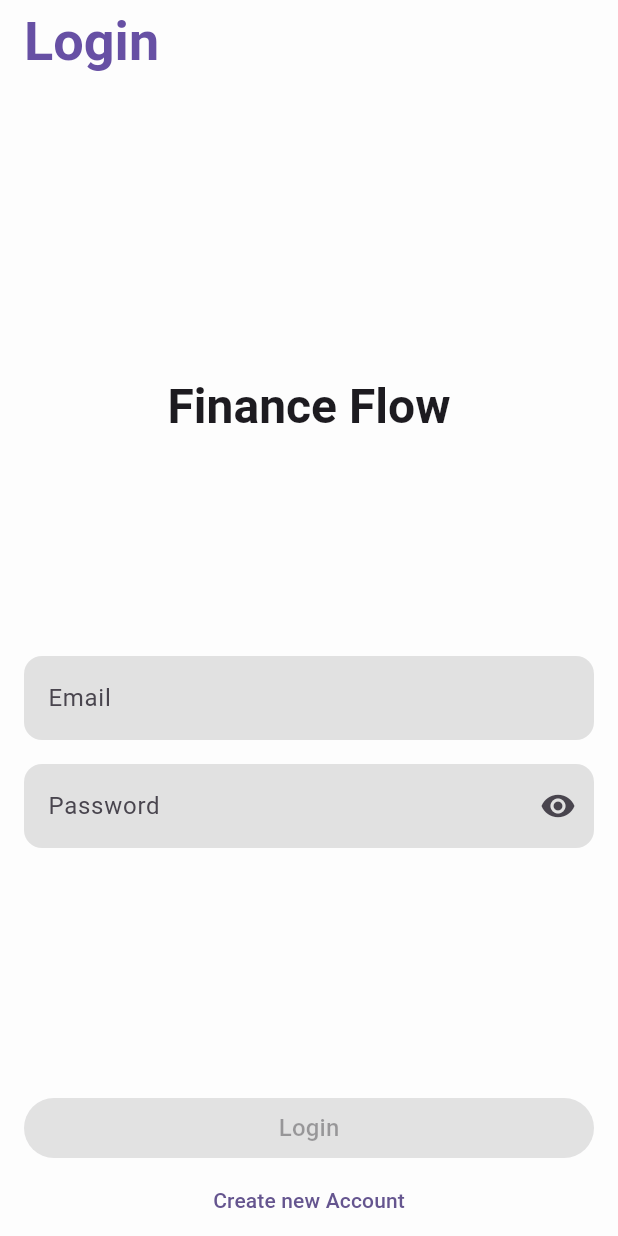
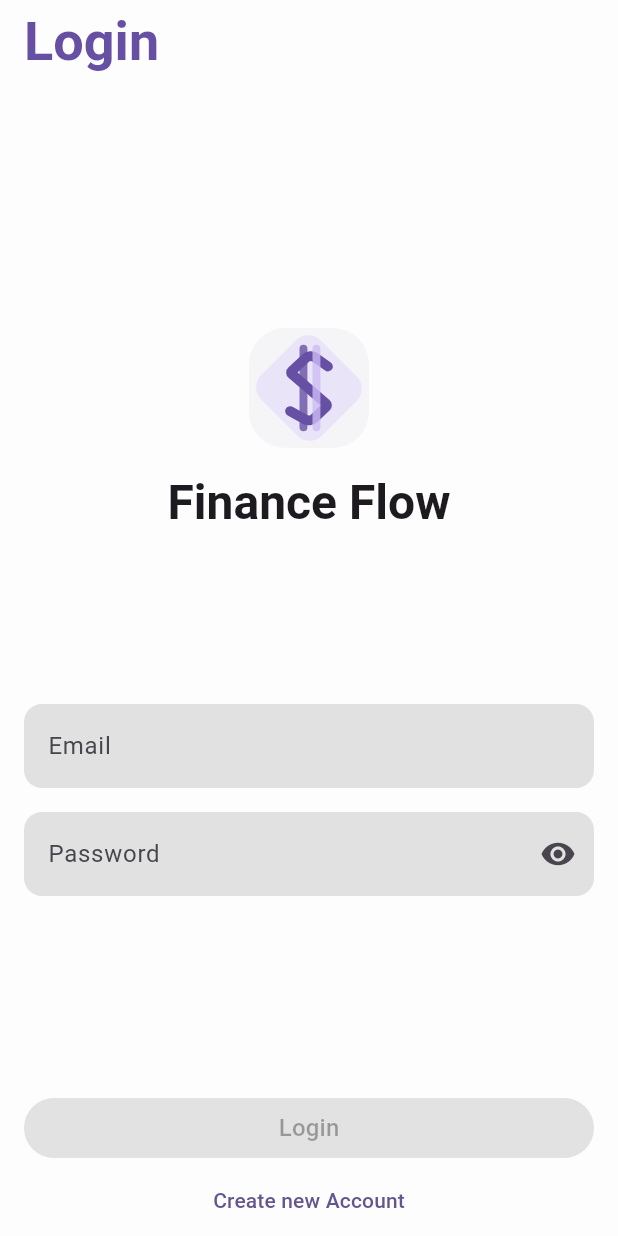
Before and after one commit to PedroSchwarz/finance_flow_flutter, a Flutter app: the screen it shows after launch, on a phone screen of 412 x 824 dp. Run offline on Flutter 3.47's test engine with Material 3 defaults, Android fonts, the phone set to English and light mode, and no system bars; our stand-ins replace dio, firebase_core, flutter_bloc, flutter_secure_storage, flutter_svg, freezed_annotation and 7 more; missing offline and left inert: calendar_pager; accounts and stored records are empty; generated files the repository leaves out were written again.

Commit message:
Added logo

```diff
--- a/lib/app/app.dart
+++ b/lib/app/app.dart
@@ -1,6 +1,7 @@
 export './configurations/data/models/build_configurations.dart';
 export './dependencies/locators.dart';
 export './design_system/components/animated_progress_indicator.dart';
+export './design_system/components/app_logo.dart';
 export './design_system/components/app_skeleton.dart';
 export './design_system/components/app_sliver_header_wrapper.dart';
 export './design_system/components/app_text_field.dart';
--- /dev/null
+++ b/lib/app/design_system/components/app_logo.dart
@@ -0,0 +1,29 @@
+import 'package:finance_flow/app/app.dart';
+import 'package:flutter/material.dart';
+import 'package:flutter_svg/flutter_svg.dart';
+
+class AppLogo extends StatelessWidget {
+  const AppLogo({this.color, this.size, super.key});
+
+  final Color? color;
+  final double? size;
+
+  @override
+  Widget build(BuildContext context) {
+    final theme = Theme.of(context);
+
+    return Stack(
+      children: [
+        Container(
+          height: size,
+          width: size,
+          decoration: BoxDecoration(
+            color: theme.colorScheme.primary.withValues(alpha: theme.brightness == Brightness.light ? 0.05 : 0.35),
+            borderRadius: BorderRadius.circular(AppSpacing.m),
+          ),
+        ),
+        SvgPicture.asset('assets/logo.svg', height: size, width: size),
+      ],
+    );
+  }
+}
--- a/lib/app/design_system/theme/app_theme.dart
+++ b/lib/app/design_system/theme/app_theme.dart
@@ -3,8 +3,7 @@ import 'package:flutter/material.dart';
 
 class AppTheme {
   static const Color primaryPurple = Color(0xFF6750A4);
-  static const Color primaryPurpleLight = Color.fromARGB(255, 204, 189, 244);
-  static const Color secondaryColor = Color(0xFF625B71);
+  static const Color primaryPurpleLight = Color(0xFFCCBDF4);
 
   static const Color lightBackgroundColor = Color(0xFFFDFDFD);
   static const Color lightInputBackgroundColor = Color.fromARGB(255, 225, 225, 225);
--- a/lib/auth/ui/view/login_screen.dart
+++ b/lib/auth/ui/view/login_screen.dart
@@ -1,3 +1,4 @@
+import 'package:finance_flow/app/app.dart';
 import 'package:finance_flow/app/dependencies/locators.dart';
 import 'package:finance_flow/app/design_system/components/app_text_field.dart';
 import 'package:finance_flow/app/design_system/theme/app_spacing.dart';
@@ -63,7 +64,10 @@ class _LoginScreenState extends State<LoginScreen> {
                         crossAxisAlignment: CrossAxisAlignment.stretch,
                         children: [
                           const Gap(AppSpacing.s),
-                          Column(spacing: AppSpacing.s, children: [Text('Finance Flow', style: Theme.of(context).textTheme.headlineLarge)]),
+                          Column(
+                            spacing: AppSpacing.s,
+                            children: [const AppLogo(size: 80), Text('Finance Flow', style: Theme.of(context).textTheme.headlineLarge)],
+                          ),
                           Column(
                             spacing: AppSpacing.s,
                             crossAxisAlignment: CrossAxisAlignment.stretch,
--- a/lib/dashboard/ui/view/drawer/dashboard_drawer.dart
+++ b/lib/dashboard/ui/view/drawer/dashboard_drawer.dart
@@ -1,3 +1,4 @@
+import 'package:finance_flow/app/app.dart';
 import 'package:finance_flow/app/design_system/theme/app_spacing.dart';
 import 'package:flutter/material.dart';
 
@@ -19,9 +20,9 @@ class DashboardDrawer extends StatelessWidget {
           padding: const EdgeInsets.fromLTRB(AppSpacing.s, AppSpacing.s, AppSpacing.s, 0),
           child: Column(
             spacing: AppSpacing.s,
-            crossAxisAlignment: CrossAxisAlignment.stretch,
+            crossAxisAlignment: CrossAxisAlignment.center,
             children: [
-              // const AppLogo(size: AppSpacing.xm),
+              const AppLogo(size: 50),
               Row(
                 spacing: AppSpacing.s,
                 children: [
--- a/lib/groups/ui/view/components/group_list_loading.dart
+++ b/lib/groups/ui/view/components/group_list_loading.dart
@@ -8,7 +8,7 @@ class GroupListLoading extends StatelessWidget {
   @override
   Widget build(BuildContext context) {
     return ListView.separated(
-      padding: const EdgeInsets.all(AppSpacing.s),
+      padding: const EdgeInsets.only(top: AppSpacing.s, left: AppSpacing.s, right: AppSpacing.s, bottom: AppSpacing.max),
       itemCount: 5,
       itemBuilder: (_, __) {
         return const AppSkeleton(isLoading: true, child: SizedBox(height: 150, width: double.infinity));
--- a/lib/groups/ui/view/components/group_transactions_list.dart
+++ b/lib/groups/ui/view/components/group_transactions_list.dart
@@ -31,8 +31,8 @@ class GroupTransactionsList extends StatelessWidget {
               Text('Movements', style: theme.textTheme.titleLarge),
               DropdownButton<GroupTransactionDateSort>(
                 icon: const Padding(padding: EdgeInsets.only(left: AppSpacing.s), child: Icon(Icons.sort)),
+                value: dateSort,
                 isDense: true,
-                value: dateSort,
                 items:
                     GroupTransactionDateSort.values.map((sort) {
                       return DropdownMenuItem(
@@ -40,10 +40,12 @@ class GroupTransactionsList extends StatelessWidget {
                         child: Text(switch (sort) {
                           GroupTransactionDateSort.newest => 'Newest',
                           GroupTransactionDateSort.oldest => 'Oldest',
-                        }),
+                        }, style: TextStyle().copyWith(color: sort == dateSort ? theme.colorScheme.primary : null)),
                       );
                     }).toList(),
                 onChanged: onDateSortChanged,
+                borderRadius: BorderRadius.circular(AppSpacing.s),
+                dropdownColor: theme.colorScheme.surfaceContainer,
               ),
             ],
           ),
--- a/lib/groups/ui/view/screens/group_details_screen.dart
+++ b/lib/groups/ui/view/screens/group_details_screen.dart
@@ -187,9 +187,9 @@ class _GroupDetailsScreenState extends State<GroupDetailsScreen> {
                                               SizedBox(
                                                 width: 40,
                                                 height: 40,
-                                                child: CircularProgressIndicator(value: state.memberDepositPercentage, color: Colors.blue),
+                                                child: CircularProgressIndicator(value: state.memberDepositPercentage, color: Colors.blueAccent),
                                               ),
-                                              CircleAvatar(child: Text(member.initials)),
+                                              CircleAvatar(radius: 18, child: Text(member.initials)),
                                             ],
                                           ),
                                           const Gap(AppSpacing.s),
@@ -254,7 +254,7 @@ class _GroupDetailsScreenState extends State<GroupDetailsScreen> {
               },
             ),
           ),
-          floatingActionButtonLocation: FloatingActionButtonLocation.centerFloat,
+          floatingActionButtonLocation: FloatingActionButtonLocation.endFloat,
           floatingActionButton: FloatingActionButton(
             onPressed: () async {
               if (context.mounted) {
--- a/lib/groups/ui/view/sheets/make_group_transaction_sheet.dart
+++ b/lib/groups/ui/view/sheets/make_group_transaction_sheet.dart
@@ -2,6 +2,7 @@ import 'package:finance_flow/app/app.dart';
 import 'package:finance_flow/transactions/transactions.dart';
 import 'package:flutter/material.dart';
 import 'package:gap/gap.dart';
+import 'package:go_router/go_router.dart';
 
 class MakeGroupTransactionSheet extends StatefulWidget {
   const MakeGroupTransactionSheet({
@@ -109,6 +110,7 @@ class _MakeGroupTransactionSheetState extends State<MakeGroupTransactionSheet> w
                   ),
                   const Gap(AppSpacing.s),
                   FilledButton(onPressed: widget.depositAmount > 0 && widget.canSubmit ? widget.onSubmit : null, child: const Text('Submit')),
+                  FilledButton.tonal(onPressed: context.pop, child: const Text('Close')),
                 ],
               ),
             ),
--- a/lib/splash/ui/view/splash_screen.dart
+++ b/lib/splash/ui/view/splash_screen.dart
@@ -1,4 +1,5 @@
 import 'package:finance_flow/app/dependencies/locators.dart';
+import 'package:finance_flow/app/design_system/components/app_logo.dart';
 import 'package:finance_flow/auth/ui/view/login_screen.dart';
 import 'package:finance_flow/dashboard/dashboard.dart';
 import 'package:finance_flow/splash/ui/cubit/splash_cubit.dart';
@@ -41,7 +42,7 @@ class _SplashScreenState extends State<SplashScreen> with SingleTickerProviderSt
     return BlocListener<SplashCubit, SplashState>(
       bloc: bloc,
       listener: _listenNavigationFlow,
-      child: Scaffold(body: Center(child: ScaleTransition(scale: _animation, child: const FlutterLogo(size: 100)))),
+      child: Scaffold(body: Center(child: ScaleTransition(scale: _animation, child: const AppLogo(size: 100)))),
     );
   }
 
```
Also changed, not shown: flutter_launcher_icons.yaml (added, +19 -0 lines), lib/dashboard/ui/view/components/dashboard_balance_section.dart (+9 -2 lines), lib/groups/ui/view/components/group_item.dart (+6 -1 lines), lib/transactions/ui/view/screens/transactions_screen.dart (+13 -7 lines), pubspec.yaml (+7 -0 lines), assets/icons/logo.png (added), assets/logo.svg (added), pubspec.lock, 29 other files.
